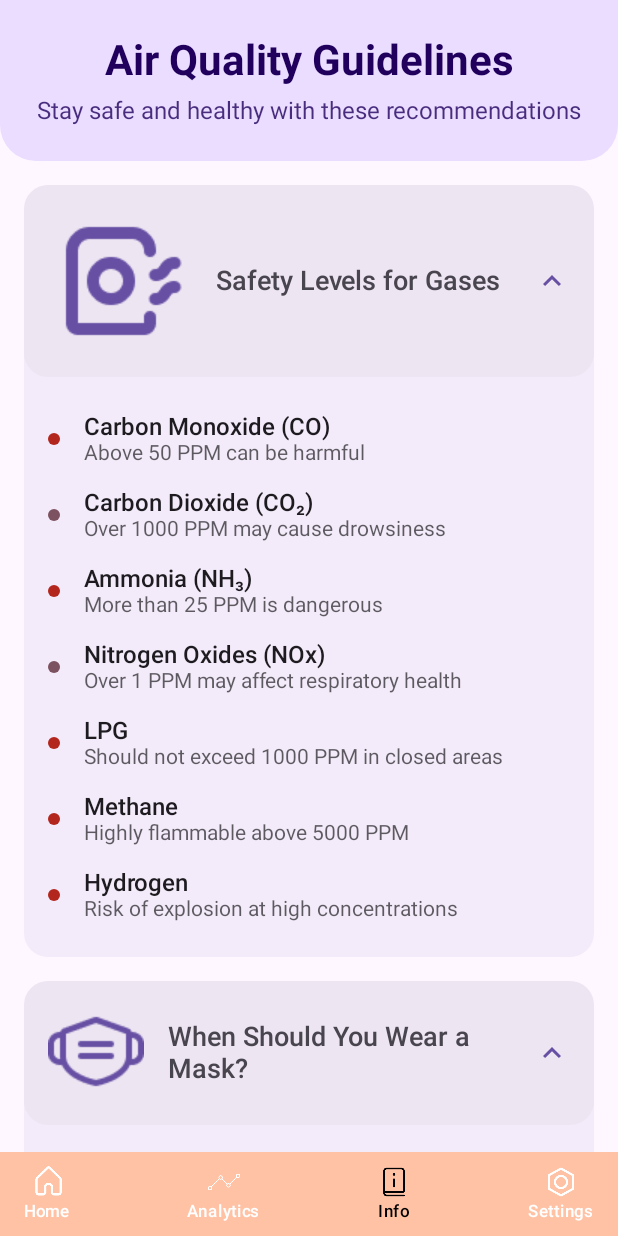
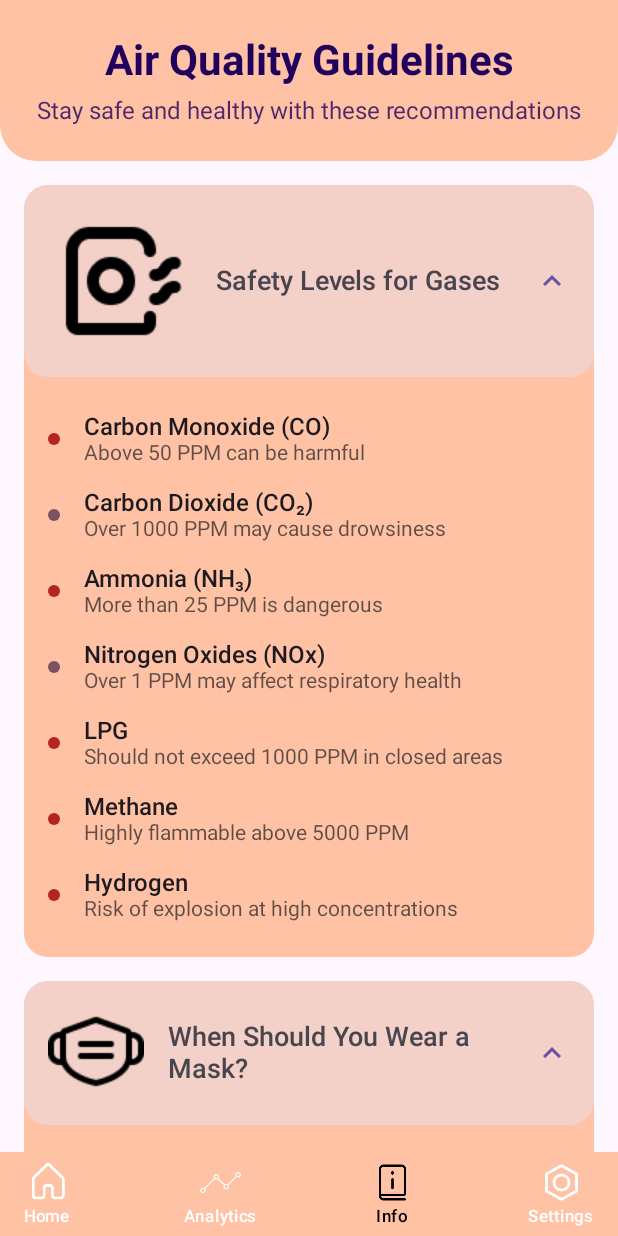
Before and after one commit to Phantom-VK/AirSageAi, an Android app built with Jetpack Compose: the screen it shows after launch (MainActivity), after a tap on "Info", on a phone screen of 412 x 824 dp. Run offline under Robolectric (Android 15) with nearby library versions, the light colour scheme and no system bars; our stand-ins replace Firebase (no records; nobody signed in at launch, a user with empty details on screens opened directly); 2 other taps on this screen came first.

Commit message:
Optimized InfoScreen.kt and SettingsScreen.kt Color Changes

```diff
--- a/app/src/main/java/com/vikram/airsageai/ui/components/BottomAppBar.kt
+++ b/app/src/main/java/com/vikram/airsageai/ui/components/BottomAppBar.kt
@@ -106,7 +106,7 @@ fun BottomBarItem(
             painter = painterResource(id = iconRes),
             contentDescription = label,
             tint = iconColor,
-            modifier = Modifier.size(24.dp)
+            modifier = Modifier.size(30.dp)
         )
         Text(
             text = label,
--- a/app/src/main/java/com/vikram/airsageai/ui/screens/HomeScreen.kt
+++ b/app/src/main/java/com/vikram/airsageai/ui/screens/HomeScreen.kt
@@ -34,15 +34,13 @@ import androidx.compose.ui.res.painterResource
 import androidx.compose.ui.text.font.FontWeight
 import androidx.compose.ui.unit.dp
 import androidx.compose.ui.unit.sp
-import androidx.navigation.NavController
 import com.vikram.airsageai.R
 import com.vikram.airsageai.ui.components.CircularSpeedIndicator
 import com.vikram.airsageai.utils.GasReading
 import com.vikram.airsageai.utils.GasState
 
 @Composable
-fun HomeScreen(navController: NavController,
-               paddingValues: PaddingValues,
+fun HomeScreen(paddingValues: PaddingValues,
                latestReading: GasReading?,
                aqiValues: Map<String, Int>? = null,
                overallAQI: Int? = null,
--- a/app/src/main/java/com/vikram/airsageai/ui/screens/InfoScreen.kt
+++ b/app/src/main/java/com/vikram/airsageai/ui/screens/InfoScreen.kt
@@ -20,6 +20,7 @@ import androidx.compose.ui.graphics.Color
 import androidx.compose.ui.res.painterResource
 import androidx.compose.ui.text.font.FontWeight
 import androidx.compose.ui.text.style.TextAlign
+import androidx.compose.ui.tooling.preview.Preview
 import androidx.compose.ui.unit.dp
 import androidx.compose.ui.unit.sp
 import androidx.navigation.NavHostController
@@ -29,8 +30,8 @@ import com.vikram.airsageai.R
 @OptIn(ExperimentalMaterial3Api::class)
 @Composable
 fun InfoScreen(
-    navController: NavHostController,
-    paddingValues: PaddingValues
+    paddingValues: PaddingValues,
+    themeColor: Color
 ) {
     val scrollState = rememberScrollState()
 
@@ -46,7 +47,7 @@ fun InfoScreen(
             modifier = Modifier
                 .fillMaxWidth()
                 .clip(RoundedCornerShape(bottomStart = 24.dp, bottomEnd = 24.dp))
-                .background(MaterialTheme.colorScheme.primaryContainer)
+                .background(themeColor)
                 .padding(24.dp)
         ) {
             Column(
@@ -122,7 +123,8 @@ fun InfoScreen(
                             color = MaterialTheme.colorScheme.error
                         )
                     }
-                }
+                },
+                color = themeColor
             )
 
             Spacer(modifier = Modifier.height(16.dp))
@@ -143,7 +145,7 @@ fun InfoScreen(
 
                         Surface(
                             shape = RoundedCornerShape(8.dp),
-                            color = MaterialTheme.colorScheme.secondaryContainer,
+                            color = Color.White,
                             modifier = Modifier.fillMaxWidth()
                         ) {
                             Row(
@@ -164,7 +166,8 @@ fun InfoScreen(
                             }
                         }
                     }
-                }
+                },
+                color = themeColor
             )
 
             Spacer(modifier = Modifier.height(16.dp))
@@ -197,7 +200,8 @@ fun InfoScreen(
                             effects = "Exposure to pollutants like CO and NOx may worsen asthma or bronchitis"
                         )
                     }
-                }
+                },
+                color = themeColor
             )
 
             Spacer(modifier = Modifier.height(24.dp))
@@ -210,7 +214,13 @@ fun InfoScreen(
 
                 Button(
                     onClick = { /* Handle action */ },
-                    modifier = Modifier.weight(1f)
+                    modifier = Modifier.weight(1f),
+                    colors = ButtonColors(
+                        containerColor = themeColor,
+                        contentColor = Color.White,
+                        disabledContainerColor = themeColor.copy(alpha = 0.5f),
+                        disabledContentColor = Color.White.copy(alpha = 0.5f)
+                    )
                 ) {
                     Text("Learn More")
                 }
@@ -226,13 +236,14 @@ fun InfoScreen(
 fun GuidelineSection(
     title: String,
     painter: Int,
-    content: @Composable () -> Unit
+    content: @Composable () -> Unit,
+    color: Color
 ) {
     var expanded by remember { mutableStateOf(true) }
 
     Surface(
         shape = RoundedCornerShape(16.dp),
-        color = MaterialTheme.colorScheme.surface,
+        color = color,
         tonalElevation = 2.dp,
         modifier = Modifier.fillMaxWidth()
     ) {
@@ -260,7 +271,7 @@ fun GuidelineSection(
                     Icon(
                         painter = painterResource(painter),
                         contentDescription = null,
-                        tint = MaterialTheme.colorScheme.primary
+                        tint = Color.Black
                     )
                     Spacer(modifier = Modifier.width(16.dp))
                     Text(
@@ -369,3 +380,9 @@ fun HealthEffectItem(title: String, effects: String) {
         }
     }
 }
+
+@Preview(showBackground = true)
+@Composable
+fun PreviewInfoScreens(){
+    InfoScreen(PaddingValues(), Color(0xFF96D9F3))
+}
--- a/app/src/main/java/com/vikram/airsageai/ui/screens/MainScaffoldScreen.kt
+++ b/app/src/main/java/com/vikram/airsageai/ui/screens/MainScaffoldScreen.kt
@@ -37,12 +37,12 @@ fun MainScaffoldScreen(){
     ) { paddingValues ->
 
         when(screenViewModel.currentScreen){
-            Screen.Home -> HomeScreen(navController, paddingValues, latestReading, aqiValues, overallAQI, themeColor)
+            Screen.Home -> HomeScreen(paddingValues, latestReading, aqiValues, overallAQI, themeColor)
             Screen.Analytics -> AnalyticsScreen(navController, paddingValues)
-            Screen.Info -> InfoScreen(navController, paddingValues)
-            Screen.Settings -> SettingsScreen(navController, paddingValues)
+            Screen.Info -> InfoScreen(paddingValues, themeColor)
+            Screen.Settings -> SettingsScreen(navController,paddingValues, themeColor)
 
-            else -> HomeScreen(navController, paddingValues, latestReading, aqiValues, overallAQI, themeColor)
+            else -> HomeScreen(paddingValues, latestReading, aqiValues, overallAQI, themeColor)
         }
 
     }
```
Also changed, not shown: app/src/main/java/com/vikram/airsageai/MainActivity.kt (+5 -2 lines), app/src/main/java/com/vikram/airsageai/ui/screens/SettingsScreen.kt (+26 -13 lines).
